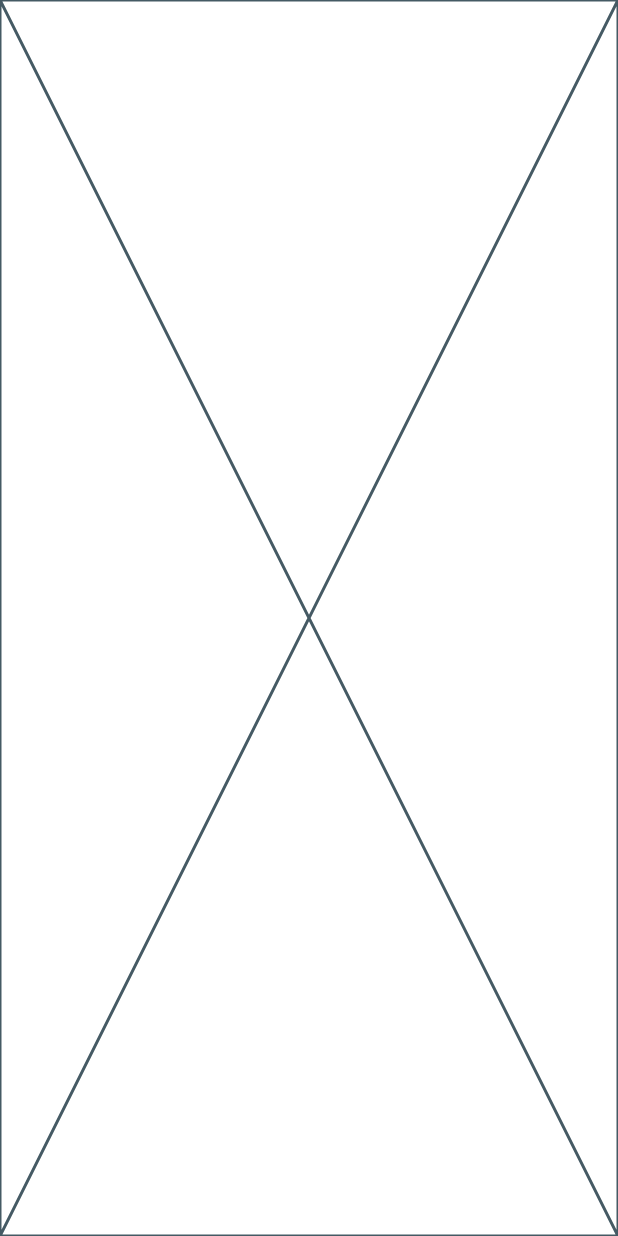
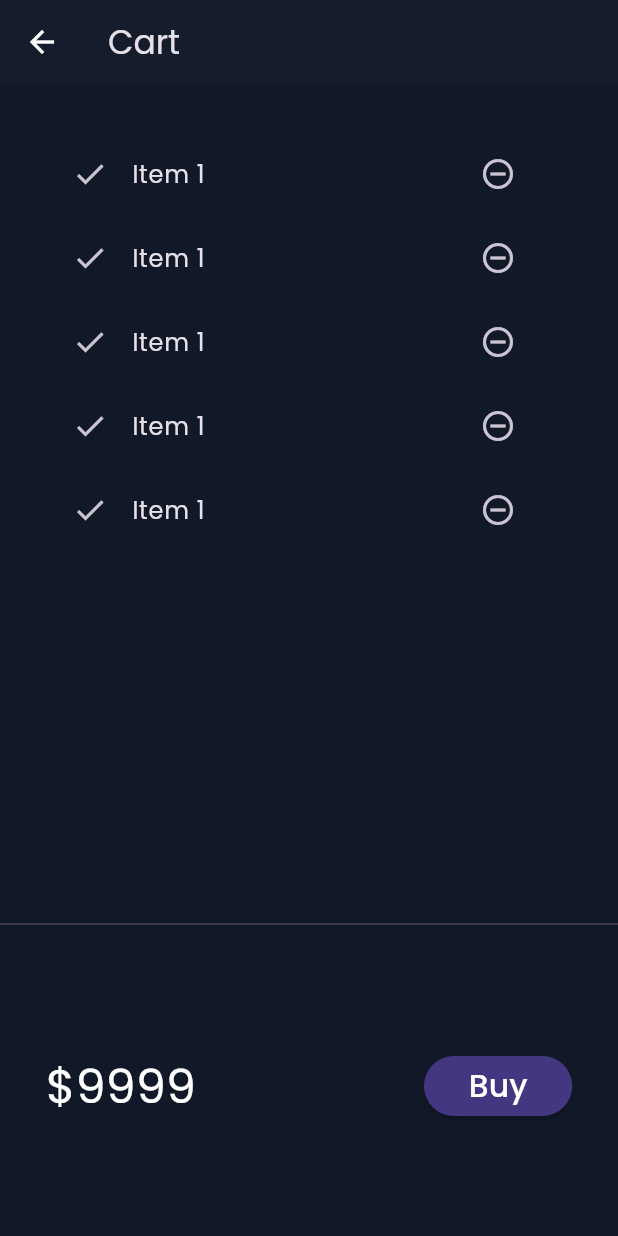
Before and after one commit to itstabrez/Flutter-learning, a Flutter app: the screen it shows after launch, after a tap on an icon or button, on a phone screen of 412 x 824 dp. Run offline on Flutter 3.47's test engine with Material 3 defaults, Android fonts, the phone set to English and light mode, and no system bars; our stand-ins replace google_fonts, velocity_x; network calls fail.

Commit message:
Cart Page Customization

```diff
--- a/lib/main.dart
+++ b/lib/main.dart
@@ -1,5 +1,5 @@
 import 'package:flutter/material.dart';
-import 'package:flutter_application_2/pages/cart_Page.dart';
+import 'package:flutter_application_2/pages/cart_page.dart';
 import 'package:flutter_application_2/utils/routes.dart';
 import 'package:flutter_application_2/widgets/theme.dart';
 import 'pages/home_page.dart';
@@ -16,8 +16,8 @@ class MyApp extends StatelessWidget {
   Widget build(BuildContext context) {
     return MaterialApp(
       // theme: ThemeData(fontFamily: GoogleFonts.poppins().fontFamily),
-      // themeMode: ThemeMode.light,
-      theme: MyThemes.lightTheme(context),
+      themeMode: ThemeMode.system,
+      theme: MyThemes.darkTheme(context),
 
       title: "My App",
       initialRoute: MyRoutes.homeRoute,
--- a/lib/model/electronics_catalog.dart
+++ b/lib/model/electronics_catalog.dart
@@ -3,6 +3,14 @@
 
 class CatalogModel {
   static List<MyElectronicsCatalog> items = [];
+
+  // GET ITEMS BY ID
+  static MyElectronicsCatalog getById(int id) =>
+      // ignore: null_closures
+      items.firstWhere((element) => element.id == id, orElse: null);
+
+  // GET ITEMS BY POSITION
+  static MyElectronicsCatalog getByPosition(int pos) => items[pos];
 }
 
 class MyElectronicsCatalog {
--- a/lib/pages/cart_Page.dart
+++ b/lib/pages/cart_Page.dart
@@ -1,10 +1,76 @@
 import 'package:flutter/material.dart';
+import 'package:flutter_application_2/widgets/theme.dart';
+import 'package:velocity_x/velocity_x.dart';
 
 class MyCartPage extends StatelessWidget {
   const MyCartPage({super.key});
 
   @override
   Widget build(BuildContext context) {
-    return const Placeholder();
+    return Scaffold(
+      backgroundColor: context.canvasColor,
+      appBar: AppBar(
+        backgroundColor: Colors.transparent,
+        title: "Cart".text.make(),
+      ),
+      body: Column(
+        children: [
+          const _CartList().p32().expand(),
+          const Divider(),
+          const _CartTotal(),
+        ],
+      ),
+    );
   }
 }
+
+class _CartTotal extends StatelessWidget {
+  const _CartTotal();
+
+  @override
+  Widget build(BuildContext context) {
+    return SizedBox(
+      height: 200,
+      child: Row(
+        mainAxisAlignment: MainAxisAlignment.spaceAround,
+        children: [
+          "\$9999".text.xl4.make(),
+          const SizedBox(
+            width: 30,
+          ),
+          ElevatedButton(
+            style: ButtonStyle(
+              backgroundColor: WidgetStatePropertyAll(MyThemes.darkbluish),
+            ),
+            onPressed: () {},
+            child: "Buy".text.xl2.white.make(),
+          ).w24(context),
+        ],
+      ),
+    );
+  }
+}
+
+class _CartList extends StatefulWidget {
+  const _CartList();
+
+  @override
+  State<_CartList> createState() => __CartListState();
+}
+
+class __CartListState extends State<_CartList> {
+  @override
+  Widget build(BuildContext context) {
+    return ListView.builder(
+      itemBuilder: (context, index) => ListTile(
+        leading: const Icon(Icons.done),
+        trailing: IconButton(
+          icon: const Icon(Icons.remove_circle_outline),
+          onPressed: () {},
+        ),
+        title: const Text("Item 1"),
+      ),
+      itemCount: 5,
+    );
+  }
+}
--- a/lib/pages/home_details_page.dart
+++ b/lib/pages/home_details_page.dart
@@ -2,7 +2,7 @@ import 'package:flutter/material.dart';
 
 import 'package:flutter_application_2/model/electronics_catalog.dart';
 import 'package:flutter_application_2/widgets/theme.dart';
-import 'package:google_fonts/google_fonts.dart';
+import 'package:velocity_x/velocity_x.dart';
 
 class HomeDetailsPage extends StatelessWidget {
   final MyElectronicsCatalog catalog;
@@ -19,9 +19,10 @@ class HomeDetailsPage extends StatelessWidget {
         appBar: AppBar(
           backgroundColor: Colors.transparent,
         ),
-        bottomNavigationBar:
-            MyBottomNavigationBar(price: catalog.price.toString()),
-        backgroundColor: MyThemes.creamColor,
+        bottomNavigationBar: MyBottomNavigationBar(
+          price: catalog.price.toString(),
+        ),
+        backgroundColor: context.canvasColor,
         body: Column(
           children: [
             Padding(
@@ -39,7 +40,7 @@ class HomeDetailsPage extends StatelessWidget {
                 clipper: CustomContainerClipper(),
                 child: Container(
                   width: double.infinity,
-                  color: Colors.white,
+                  color: context.cardColor,
                   child: Padding(
                     padding: const EdgeInsets.symmetric(
                         horizontal: 30, vertical: 40),
@@ -47,16 +48,14 @@ class HomeDetailsPage extends StatelessWidget {
                       children: [
                         Text(
                           catalog.name,
-                          style: TextStyle(
-                            color: MyThemes.darkbluish,
+                          style: const TextStyle(
                             fontWeight: FontWeight.bold,
                             fontSize: 35,
                           ),
                         ),
                         Text(
                           catalog.desc,
-                          style: TextStyle(
-                              color: MyThemes.darkbluish, fontSize: 20),
+                          style: const TextStyle(fontSize: 20),
                         ),
                         const SizedBox(height: 10),
                         const Text(
@@ -64,7 +63,7 @@ class HomeDetailsPage extends StatelessWidget {
                           style: TextStyle(
                             fontFamily: "lato",
                           ),
-                        )
+                        ).py20(),
                       ],
                     ),
                   ),
@@ -109,7 +108,7 @@ class MyBottomNavigationBar extends StatelessWidget {
   @override
   Widget build(BuildContext context) {
     return Container(
-      color: Colors.white,
+      color: context.cardColor,
       child: Padding(
         padding: const EdgeInsets.all(12.0),
         child: ButtonBar(
@@ -129,7 +128,7 @@ class MyBottomNavigationBar extends StatelessWidget {
               ),
               onPressed: () {},
               child: const Text(
-                "Buy",
+                "Add to cart",
                 style: TextStyle(
                   color: Colors.white,
                   fontSize: 20,
--- a/lib/pages/home_page.dart
+++ b/lib/pages/home_page.dart
@@ -6,9 +6,6 @@ import 'package:flutter_application_2/model/electronics_catalog.dart';
 import 'package:flutter_application_2/utils/routes.dart';
 import 'package:flutter_application_2/widgets/home_widget/catalog_header.dart';
 import 'package:flutter_application_2/widgets/home_widget/catalog_list.dart';
-import 'package:flutter_application_2/widgets/drawer_page.dart';
-// import 'package:flutter_application_2/widgets/item_widget.dart';
-import 'package:flutter_application_2/widgets/theme.dart';
 
 class HomePage extends StatefulWidget {
   const HomePage({super.key});
@@ -48,10 +45,9 @@ class _HomePageState extends State<HomePage> {
         onPressed: () {
           Navigator.pushNamed(context, MyRoutes.cartDetailsRoute);
         },
-        backgroundColor: Colors.cyan[200],
         child: const Icon(CupertinoIcons.cart),
       ),
-      backgroundColor: MyThemes.creamColor,
+      backgroundColor: Theme.of(context).canvasColor,
       body: SafeArea(
         child: Container(
           decoration: const BoxDecoration(),
@@ -72,7 +68,7 @@ class _HomePageState extends State<HomePage> {
           ),
         ),
       ),
-      drawer: const MyDrawer(),
+      // drawer: const MyDrawer(),
     );
   }
 }
--- a/lib/pages/login_page.dart
+++ b/lib/pages/login_page.dart
@@ -1,5 +1,6 @@
 import 'package:flutter/material.dart';
 import 'package:flutter_application_2/utils/routes.dart';
+import 'package:velocity_x/velocity_x.dart';
 
 class LoginPage extends StatefulWidget {
   const LoginPage({super.key});
@@ -18,7 +19,8 @@ class _LoginPageState extends State<LoginPage> {
         buttonChanged = true;
       });
       await Future.delayed(const Duration(seconds: 1));
-      await Navigator.pushNamed(context, MyRoutes.homeRoute);
+      await Navigator.pushNamed(
+          mounted ? context : context, MyRoutes.homeRoute);
       setState(() {
         buttonChanged = false;
       });
@@ -29,7 +31,7 @@ class _LoginPageState extends State<LoginPage> {
   Widget build(BuildContext context) {
     return SafeArea(
       child: Material(
-          color: Colors.white,
+          color: context.canvasColor,
           child: SingleChildScrollView(
             child: Form(
               key: _formKey,
--- a/lib/widgets/home_widget/catalog_about.dart
+++ b/lib/widgets/home_widget/catalog_about.dart
@@ -1,5 +1,6 @@
 import 'package:flutter/material.dart';
 import 'package:flutter_application_2/widgets/theme.dart';
+import 'package:velocity_x/velocity_x.dart';
 
 class AboutCatalog extends StatelessWidget {
   final String name;
@@ -20,25 +21,24 @@ class AboutCatalog extends StatelessWidget {
       children: [
         Text(
           name,
-          style: TextStyle(
-            color: MyThemes.darkbluish,
+          style: const TextStyle(
             fontWeight: FontWeight.bold,
           ),
         ),
         Text(
           desc,
-          style: TextStyle(
-            color: MyThemes.darkbluish,
-          ),
         ),
         const SizedBox(
-          height: 5,
+          height: 7,
         ),
         ButtonBar(
           alignment: MainAxisAlignment.spaceBetween,
           children: [
             Text(
               "\$$price",
+              style: const TextStyle(
+                fontSize: 16,
+              ),
             ),
             ElevatedButton(
               style: ButtonStyle(
@@ -46,14 +46,14 @@ class AboutCatalog extends StatelessWidget {
               ),
               onPressed: () {},
               child: const Text(
-                "Buy",
+                "Add to cart",
                 style: TextStyle(
                   color: Colors.white,
                 ),
               ),
             )
           ],
-        )
+        ).w60(context)
       ],
     );
   }
--- a/lib/widgets/home_widget/catalog_header.dart
+++ b/lib/widgets/home_widget/catalog_header.dart
@@ -1,12 +1,11 @@
 import 'package:flutter/material.dart';
-import 'package:flutter_application_2/widgets/theme.dart';
 
 class CatalogHeader extends StatelessWidget {
   const CatalogHeader({super.key});
 
   @override
   Widget build(BuildContext context) {
-    return Column(
+    return const Column(
       crossAxisAlignment: CrossAxisAlignment.start,
       children: [
         Text(
@@ -14,10 +13,9 @@ class CatalogHeader extends StatelessWidget {
           style: TextStyle(
             fontSize: 40,
             fontWeight: FontWeight.bold,
-            color: MyThemes.darkbluish,
           ),
         ),
-        const Text(
+        Text(
           "Trending Products",
           style: TextStyle(
             fontSize: 20,
--- a/lib/widgets/home_widget/catalog_image.dart
+++ b/lib/widgets/home_widget/catalog_image.dart
@@ -1,5 +1,5 @@
 import 'package:flutter/material.dart';
-import 'package:flutter_application_2/widgets/theme.dart';
+import 'package:velocity_x/velocity_x.dart';
 
 class CatalogImage extends StatelessWidget {
   final String image;
@@ -14,7 +14,7 @@ class CatalogImage extends StatelessWidget {
       padding: const EdgeInsets.all(10.0),
       child: Container(
         decoration: BoxDecoration(
-            color: MyThemes.creamColor,
+            color: context.canvasColor,
             borderRadius: BorderRadius.circular(20)),
         child: Padding(
           padding: const EdgeInsets.all(8.0),
--- a/lib/widgets/home_widget/catalog_list.dart
+++ b/lib/widgets/home_widget/catalog_list.dart
@@ -3,6 +3,7 @@ import 'package:flutter_application_2/model/electronics_catalog.dart';
 import 'package:flutter_application_2/pages/home_details_page.dart';
 import 'package:flutter_application_2/widgets/home_widget/catalog_about.dart';
 import 'package:flutter_application_2/widgets/home_widget/catalog_image.dart';
+import 'package:velocity_x/velocity_x.dart';
 
 class CatalogList extends StatelessWidget {
   const CatalogList({super.key});
@@ -12,7 +13,7 @@ class CatalogList extends StatelessWidget {
     return ListView.builder(
       shrinkWrap: true,
       itemBuilder: (context, index) {
-        final catalog = CatalogModel.items[index];
+        final catalog = CatalogModel.getByPosition(index);
         return InkWell(
           onTap: () => Navigator.push(
             context,
@@ -41,25 +42,20 @@ class CatalogItem extends StatelessWidget {
       padding: const EdgeInsets.symmetric(horizontal: 0, vertical: 12),
       child: Container(
         height: 150,
-        decoration: const BoxDecoration(
-          color: Colors.white,
-          borderRadius: BorderRadius.all(Radius.circular(30)),
+        decoration: BoxDecoration(
+          color: context.cardColor,
+          borderRadius: const BorderRadius.all(Radius.circular(30)),
         ),
         child: Row(
           children: [
             Hero(
               tag: Key(catalog.id.toString()),
-              child: Expanded(
-                child: CatalogImage(image: catalog.productUrl),
-              ),
+              child: CatalogImage(image: catalog.productUrl),
             ),
-            Padding(
-              padding: const EdgeInsets.only(right: 8.0),
-              child: AboutCatalog(
-                  name: catalog.name,
-                  desc: catalog.desc,
-                  price: catalog.price.toString()),
-            )
+            AboutCatalog(
+                name: catalog.name,
+                desc: catalog.desc,
+                price: catalog.price.toString())
           ],
         ),
       ),
--- a/lib/widgets/theme.dart
+++ b/lib/widgets/theme.dart
@@ -1,8 +1,23 @@
 import 'package:flutter/material.dart';
 import 'package:google_fonts/google_fonts.dart';
+import 'package:velocity_x/velocity_x.dart';
 
 class MyThemes {
   static ThemeData lightTheme(BuildContext context) => ThemeData(
+        textTheme: TextTheme(
+          bodyMedium: TextStyle(
+            color: darkbluish,
+          ),
+        ),
+        iconTheme: const IconThemeData(
+          color: Colors.black,
+        ),
+        floatingActionButtonTheme: FloatingActionButtonThemeData(
+          foregroundColor: Colors.white,
+          backgroundColor: darkbluish,
+        ),
+        cardColor: Colors.white,
+        canvasColor: creamColor,
         //   primarySwatch: Colors.green,
         appBarTheme: const AppBarTheme(
           color: Colors.white,
@@ -11,10 +26,25 @@ class MyThemes {
         ),
         fontFamily: GoogleFonts.poppins().fontFamily,
       );
-  static ThemeData darkTheme(BuildContext context) =>
-      ThemeData(brightness: Brightness.dark);
+  static ThemeData darkTheme(BuildContext context) => ThemeData(
+        brightness: Brightness.dark,
+        cardColor: Colors.black,
+        canvasColor: darkcreamColor,
+        textTheme: const TextTheme(bodyMedium: TextStyle(color: Colors.white)),
+        floatingActionButtonTheme: FloatingActionButtonThemeData(
+          backgroundColor: lightBluishColor,
+        ),
+        appBarTheme: const AppBarTheme(
+          color: Colors.white,
+          elevation: 0.5,
+          iconTheme: IconThemeData(color: Color.fromARGB(255, 255, 255, 255)),
+        ),
+        fontFamily: GoogleFonts.poppins().fontFamily,
+      );
 
   // Colors
   static Color creamColor = const Color(0xfff5f5f5);
-  static Color darkbluish = const Color(0xff403b58);
+  static Color darkcreamColor = Vx.gray900;
+  static Color darkbluish = const Color.fromARGB(255, 67, 55, 129);
+  static Color lightBluishColor = Vx.indigo500;
 }
--- a/pubspec.yaml
+++ b/pubspec.yaml
@@ -36,6 +36,7 @@ dependencies:
   # Use with the CupertinoIcons class for iOS style icons.
   cupertino_icons: ^1.0.6
   google_fonts: ^6.2.1
+  velocity_x: ^4.2.1
 
 
 
```
Also changed, not shown: pubspec.lock.
